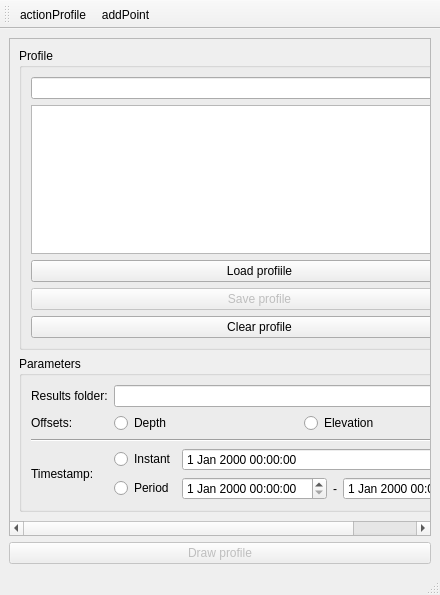
Before: the Qt Designer form core/ui/toolbars/utilities/profile.ui in ibergis/ibergis_qgis_plugin, drawn with Qt 5.
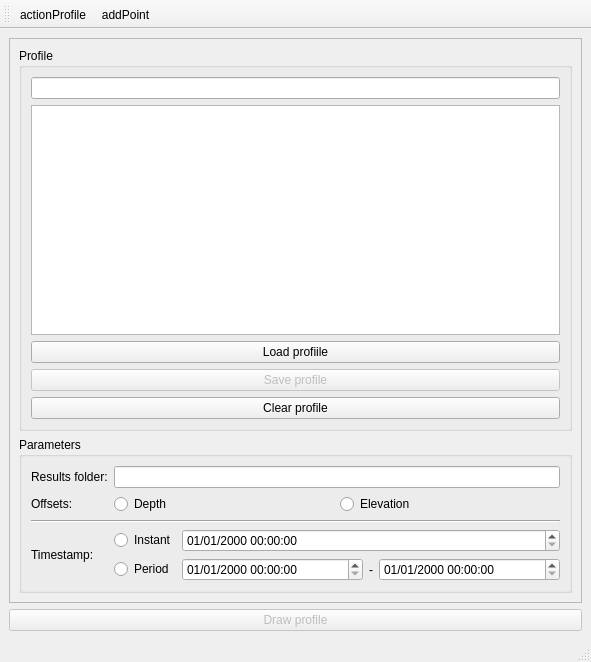
After: the same form once the commit is applied. Icons and pictures are not drawn. Custom widgets are drawn as their Qt base class.

Commit message: feat(profile): make profile work & add widgets to set timestamps

Diff of the .ui file:
```diff
--- a/core/ui/toolbars/utilities/profile.ui
+++ b/core/ui/toolbars/utilities/profile.ui
@@ -6,8 +6,8 @@
    <rect>
     <x>0</x>
     <y>0</y>
-    <width>440</width>
-    <height>595</height>
+    <width>591</width>
+    <height>662</height>
    </rect>
   </property>
   <property name="minimumSize">
@@ -31,8 +31,8 @@
         <rect>
          <x>0</x>
          <y>0</y>
-         <width>420</width>
-         <height>490</height>
+         <width>567</width>
+         <height>541</height>
         </rect>
        </property>
        <layout class="QGridLayout" name="gridLayout">
@@ -178,7 +178,11 @@
             </widget>
            </item>
            <item row="8" column="2" colspan="3">
-            <widget class="QgsDateTimeEdit" name="dtm_instant"/>
+            <widget class="QgsDateTimeEdit" name="dtm_instant">
+             <property name="displayFormat">
+              <string>dd/MM/yyyy HH:mm:ss</string>
+             </property>
+            </widget>
            </item>
            <item row="9" column="2">
             <widget class="QgsDateTimeEdit" name="dtm_start">
@@ -188,6 +192,9 @@
                <verstretch>0</verstretch>
               </sizepolicy>
              </property>
+             <property name="displayFormat">
+              <string>dd/MM/yyyy HH:mm:ss</string>
+             </property>
             </widget>
            </item>
            <item row="9" column="4">
@@ -198,6 +205,19 @@
                <verstretch>0</verstretch>
               </sizepolicy>
              </property>
+             <property name="maximumDateTime">
+              <datetime>
+               <hour>23</hour>
+               <minute>59</minute>
+               <second>59</second>
+               <year>9999</year>
+               <month>12</month>
+               <day>31</day>
+              </datetime>
+             </property>
+             <property name="displayFormat">
+              <string>dd/MM/yyyy HH:mm:ss</string>
+             </property>
             </widget>
            </item>
           </layout>
```
The commit also changes 2 other files.
